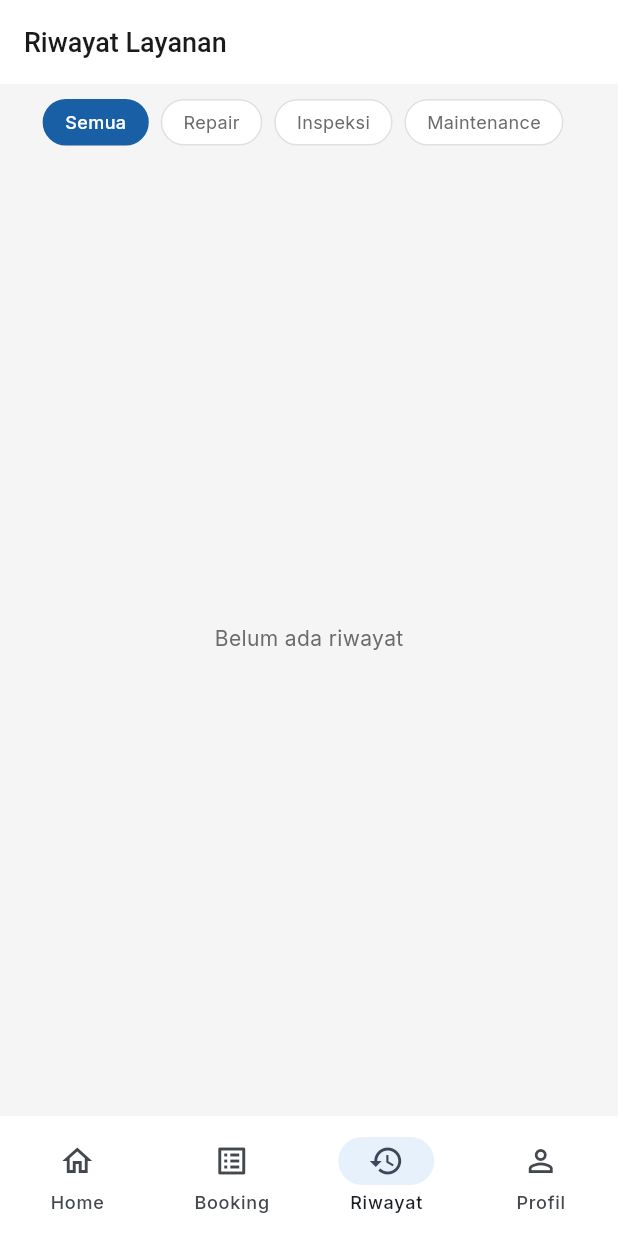
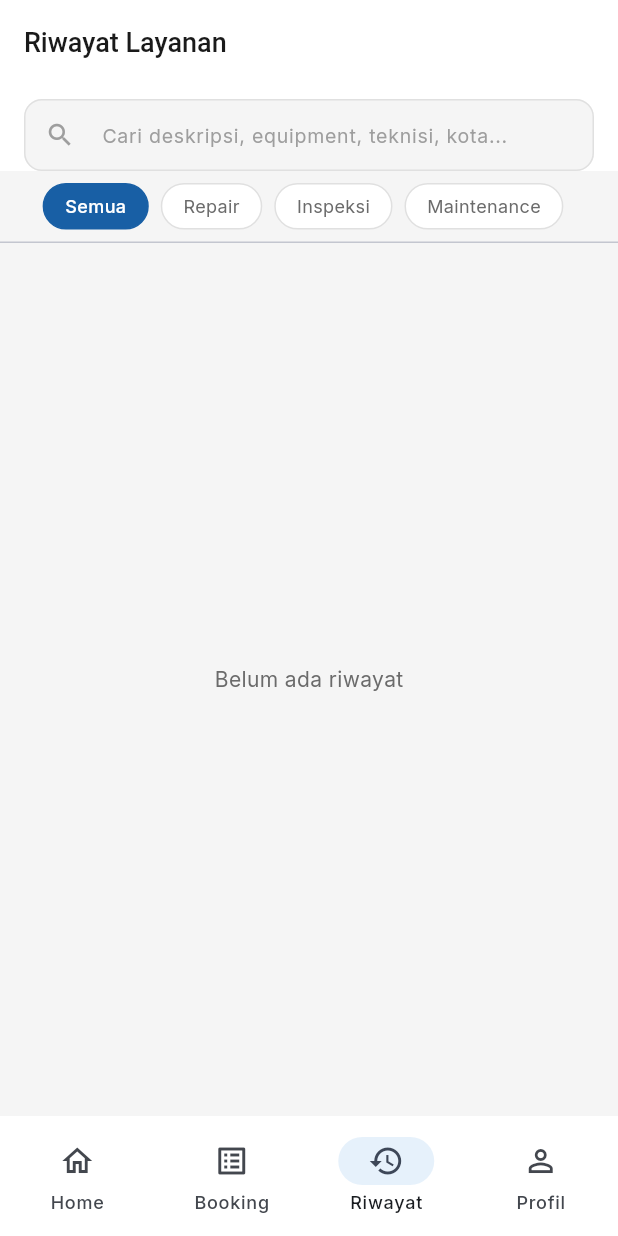
Before and after one commit to AriPurwoAji/project_3, a Flutter app: the RiwayatPage screen opened by its route, on a phone screen of 412 x 824 dp. Run offline on Flutter 3.47's test engine with Material 3 defaults, Android fonts, the phone set to English and light mode, and no system bars; our stand-ins replace dio, flutter_dotenv, flutter_secure_storage, go_router, google_fonts, image_picker and 1 more; accounts and stored records are empty; network calls fail.

Commit message:
fix: bug fixes dari hasil testing
Backend:
- booking_info sekarang diisi di GetMyReports (enrich per report dari bookingRepo)
- service_type filter ditambah ke booking FindAll & handler
- Manager dapat notifikasi saat laporan servis selesai dibuat

Mobile:
- Bell badge + unread count di dashboard manager (refresh saat kembali dari notif)
- Bell badge + unread count di job board teknisi (refresh saat kembali dari notif)
- Riwayat page: tambah search bar (cari deskripsi, equipment, teknisi, kota)

Co-Authored-By: Claude Sonnet 4.6 <noreply@anthropic.com>

```diff
--- a/mobile/lib/features/booking/presentation/pages/riwayat_page.dart
+++ b/mobile/lib/features/booking/presentation/pages/riwayat_page.dart
@@ -14,15 +14,35 @@ class RiwayatPage extends StatefulWidget {
 }
 
 class _RiwayatPageState extends State<RiwayatPage> {
-  final _storage = const FlutterSecureStorage();
-  List<dynamic> _bookings    = [];
-  bool          _loading     = true;
-  String        _filterType  = ''; // '' = semua
+  final _storage    = const FlutterSecureStorage();
+  final _searchCtrl = TextEditingController();
+  List<dynamic> _bookings   = [];
+  bool   _loading    = true;
+  String _filterType = '';
+  String _query      = '';
+
+  List<dynamic> get _filtered {
+    if (_query.isEmpty) return _bookings;
+    final q = _query.toLowerCase();
+    return _bookings.where((b) =>
+        (b['description']     ?? '').toLowerCase().contains(q) ||
+        (b['equipment_name']  ?? '').toLowerCase().contains(q) ||
+        (b['technician_name'] ?? '').toLowerCase().contains(q) ||
+        (b['site_city']       ?? '').toLowerCase().contains(q) ||
+        (b['site_address']    ?? '').toLowerCase().contains(q)).toList();
+  }
 
   @override
   void initState() {
     super.initState();
     _loadData();
+    _searchCtrl.addListener(() => setState(() => _query = _searchCtrl.text));
+  }
+
+  @override
+  void dispose() {
+    _searchCtrl.dispose();
+    super.dispose();
   }
 
   Future<void> _loadData() async {
@@ -66,10 +86,43 @@ class _RiwayatPageState extends State<RiwayatPage> {
       bottomNavigationBar: const BottomNav(currentIndex: 2),
       body: Column(
         children: [
+          // Search bar
+          Container(
+            color: AppTheme.surface,
+            padding: const EdgeInsets.fromLTRB(16, 10, 16, 0),
+            child: TextField(
+              controller: _searchCtrl,
+              decoration: InputDecoration(
+                hintText: 'Cari deskripsi, equipment, teknisi, kota...',
+                hintStyle: const TextStyle(
+                    fontSize: 13, color: AppTheme.textTertiary),
+                prefixIcon: const Icon(Icons.search,
+                    size: 20, color: AppTheme.textTertiary),
+                suffixIcon: _query.isNotEmpty
+                    ? IconButton(
+                        icon: const Icon(Icons.close,
+                            size: 18, color: AppTheme.textTertiary),
+                        onPressed: () {
+                          _searchCtrl.clear();
+                          setState(() => _query = '');
+                        },
+                      )
+                    : null,
+                filled: true,
+                fillColor: AppTheme.background,
+                contentPadding: const EdgeInsets.symmetric(
+                    horizontal: 14, vertical: 10),
+                border: OutlineInputBorder(
+                  borderRadius: BorderRadius.circular(10),
+                  borderSide: BorderSide.none,
+                ),
+              ),
+            ),
+          ),
           // Filter chips
           SingleChildScrollView(
             scrollDirection: Axis.horizontal,
-            padding: const EdgeInsets.symmetric(horizontal: 16, vertical: 10),
+            padding: const EdgeInsets.fromLTRB(16, 8, 16, 8),
             child: Row(
               children: [
                 _chip('Semua', ''),
@@ -79,23 +132,29 @@ class _RiwayatPageState extends State<RiwayatPage> {
               ],
             ),
           ),
+          const Divider(height: 1),
           Expanded(
             child: _loading
                 ? const Center(child: CircularProgressIndicator())
                 : RefreshIndicator(
                     onRefresh: _loadData,
-                    child: _bookings.isEmpty
-                        ? const Center(
-                            child: Text('Belum ada riwayat',
-                                style: TextStyle(
-                                    color: AppTheme.textSecondary)))
+                    child: _filtered.isEmpty
+                        ? Center(
+                            child: Text(
+                              _query.isNotEmpty
+                                  ? 'Tidak ada riwayat yang cocok'
+                                  : 'Belum ada riwayat',
+                              style: const TextStyle(
+                                  color: AppTheme.textSecondary),
+                            ),
+                          )
                         : ListView.separated(
                             padding: const EdgeInsets.fromLTRB(16, 4, 16, 24),
-                            itemCount: _bookings.length,
+                            itemCount: _filtered.length,
                             separatorBuilder: (_, __) =>
                                 const SizedBox(height: 10),
                             itemBuilder: (_, i) =>
-                                _riwayatCard(_bookings[i]),
+                                _riwayatCard(_filtered[i]),
                           ),
                   ),
           ),
```
Also changed, not shown: mobile/lib/features/dashboard/presentation/pages/dashboard_page.dart (+23 -3 lines), mobile/lib/features/job_board/presentation/pages/job_board_page.dart (+33 -2 lines), 3 other files.
